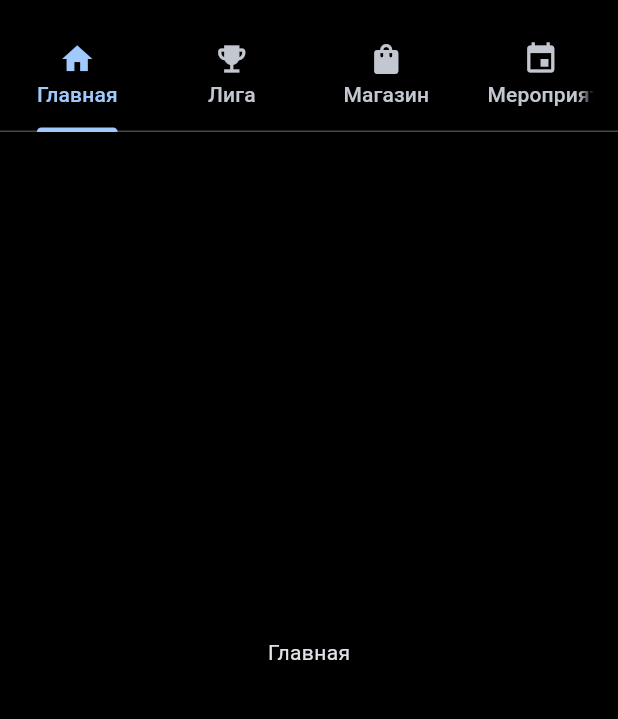
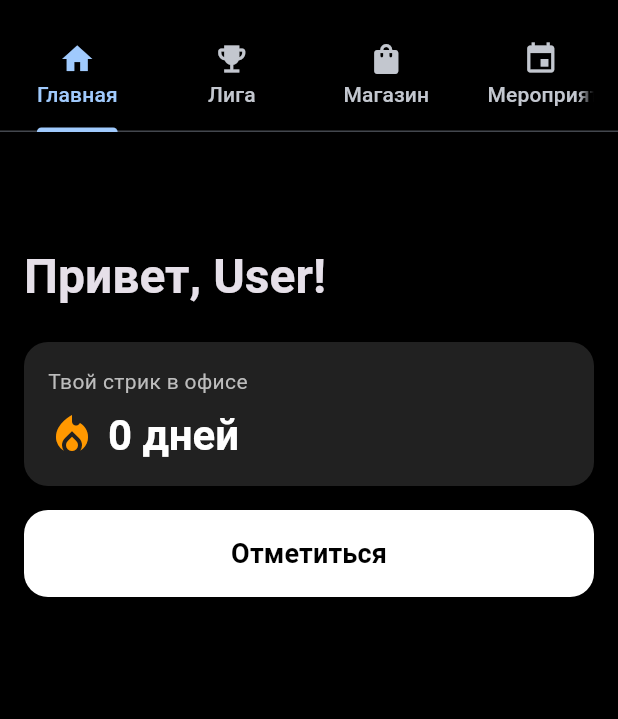
Before and after one commit to kvllad/SocialHub, a Flutter app: the screen it shows after launch, on a phone screen of 412 x 824 dp, the part 63-782 px from its top. Run offline on Flutter 3.47's test engine with Material 3 defaults, Android fonts, the phone set to English and light mode, and no system bars; our stand-ins replace dio, flutter_secure_storage, freezed_annotation, get_it, go_router, injectable and 1 more.

Commit message:
Add some pages

```diff
--- a/app/lib/features/auth/data/repos/auth_repository.dart
+++ b/app/lib/features/auth/data/repos/auth_repository.dart
@@ -18,11 +18,11 @@ class AuthRepository {
 
   Future<void> register({required UserRegister request}) async {
     try {
-
       final regResult = await _client.post('http://146.103.118.137:8000/register', data: request.toJson());
       final logRequest = UserLoginReq(phoneNumber: request.phoneNumber, password: request.password);
       final logResult = await _client.post('http://146.103.118.137:8000/login', data: logRequest.toJson());
       await _userData.saveToken(logResult.data.toString());
+      await _userData.saveUser(request);
       logger.d('Success: ${regResult}: $logResult');
     } on Exception catch (e) {
       logger.e('Gained error: $e');
--- a/app/lib/features/home/presentation/pages/events_page.dart
+++ b/app/lib/features/home/presentation/pages/events_page.dart
@@ -7,7 +7,7 @@ class EventsPage extends StatelessWidget {
   Widget build(BuildContext context) {
     return const Scaffold(
       body: Center(
-        child: Text('Мероприятия'),
+        child: Text('Задания'),
       ),
     );
   }
--- a/app/lib/features/home/presentation/pages/main_page.dart
+++ b/app/lib/features/home/presentation/pages/main_page.dart
@@ -1,3 +1,6 @@
+import 'package:app/di.dart';
+import 'package:app/features/auth/data/data/user_data.dart';
+import 'package:app/features/home/presentation/widgets/streak_widget.dart';
 import 'package:flutter/material.dart';
 
 class MainPage extends StatelessWidget {
@@ -5,9 +8,58 @@ class MainPage extends StatelessWidget {
 
   @override
   Widget build(BuildContext context) {
-    return const Scaffold(
-      body: Center(
-        child: Text('Главная'),
+    return Scaffold(
+      body: FutureBuilder(
+        future: getIt<UserData>().getUser(),
+        builder: (context, snapshot) {
+          final user = snapshot.data;
+          final name = user?.name ?? 'User';
+
+          return CustomScrollView(
+            slivers: [
+              SliverToBoxAdapter(
+                child: Padding(
+                  padding: const EdgeInsets.all(16.0),
+                  child: Column(
+                    crossAxisAlignment: CrossAxisAlignment.stretch,
+                    children: [
+                      const SizedBox(height: 60), // Top spacing
+                      Text(
+                        'Привет, $name!',
+                        style: Theme.of(context).textTheme.headlineLarge?.copyWith(
+                          fontWeight: FontWeight.bold,
+                        ),
+                      ),
+                      const SizedBox(height: 24),
+                      const StreakWidget(streak: 0), // Mock streak for now
+                      const SizedBox(height: 16),
+                      ElevatedButton(
+                        onPressed: () {
+                          // TODO: Implement check-in logic
+                        },
+                        style: ElevatedButton.styleFrom(
+                          padding: const EdgeInsets.symmetric(vertical: 16),
+                          backgroundColor: Colors.white,
+                          foregroundColor: Colors.black,
+                          shape: RoundedRectangleBorder(
+                            borderRadius: BorderRadius.circular(16),
+                          ),
+                        ),
+                        child: const Text(
+                          'Отметиться',
+                          style: TextStyle(
+                            fontSize: 18,
+                            fontWeight: FontWeight.bold,
+                          ),
+                        ),
+                      ),
+                    ],
+                  ),
+                ),
+              ),
+            ],
+          );
+        },
       ),
     );
   }
--- /dev/null
+++ b/app/lib/features/home/presentation/widgets/streak_widget.dart
@@ -0,0 +1,47 @@
+import 'package:flutter/material.dart';
+
+class StreakWidget extends StatelessWidget {
+  const StreakWidget({super.key, required this.streak});
+
+  final int streak;
+
+  @override
+  Widget build(BuildContext context) {
+    return Container(
+      padding: const EdgeInsets.all(16),
+      decoration: BoxDecoration(
+        color: Colors.grey[900],
+        borderRadius: BorderRadius.circular(16),
+      ),
+      child: Column(
+        crossAxisAlignment: CrossAxisAlignment.start,
+        children: [
+          Text(
+            'Твой стрик в офисе',
+            style: Theme.of(context).textTheme.bodyMedium?.copyWith(
+              color: Colors.grey[400],
+            ),
+          ),
+          const SizedBox(height: 8),
+          Row(
+            children: [
+              Icon(
+                Icons.local_fire_department,
+                color: Colors.orange,
+                size: 32,
+              ),
+              const SizedBox(width: 8),
+              Text(
+                '$streak дней',
+                style: Theme.of(context).textTheme.headlineMedium?.copyWith(
+                  color: Colors.white,
+                  fontWeight: FontWeight.bold,
+                ),
+              ),
+            ],
+          ),
+        ],
+      ),
+    );
+  }
+}
```
Also changed, not shown: 3 other files.
